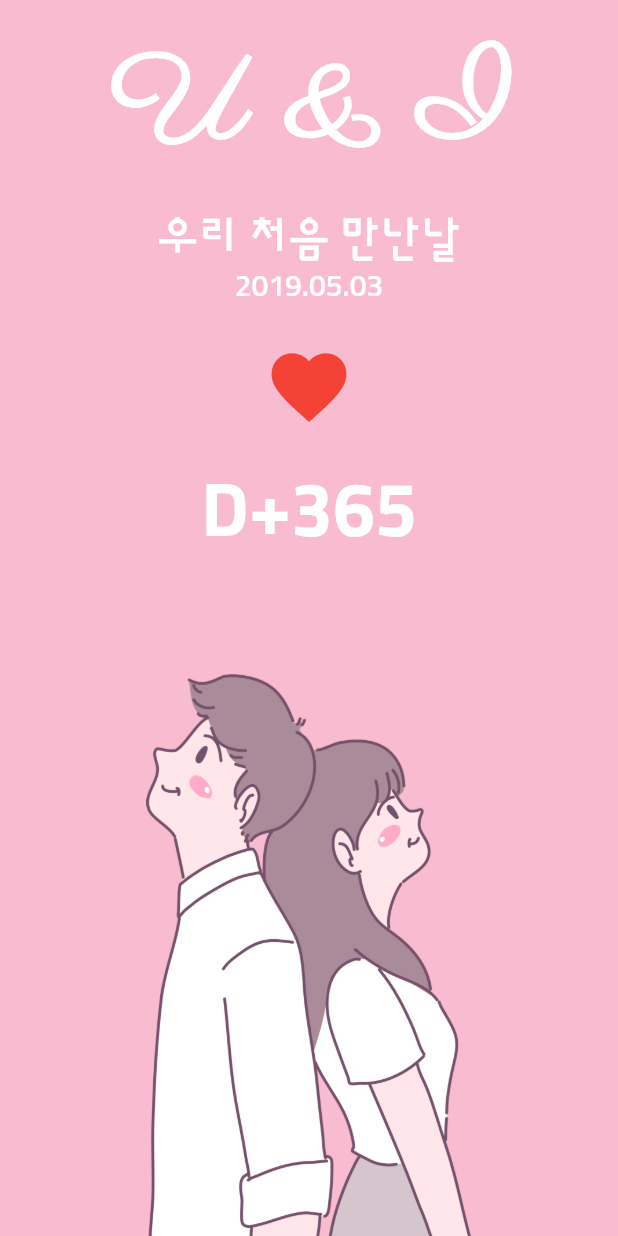
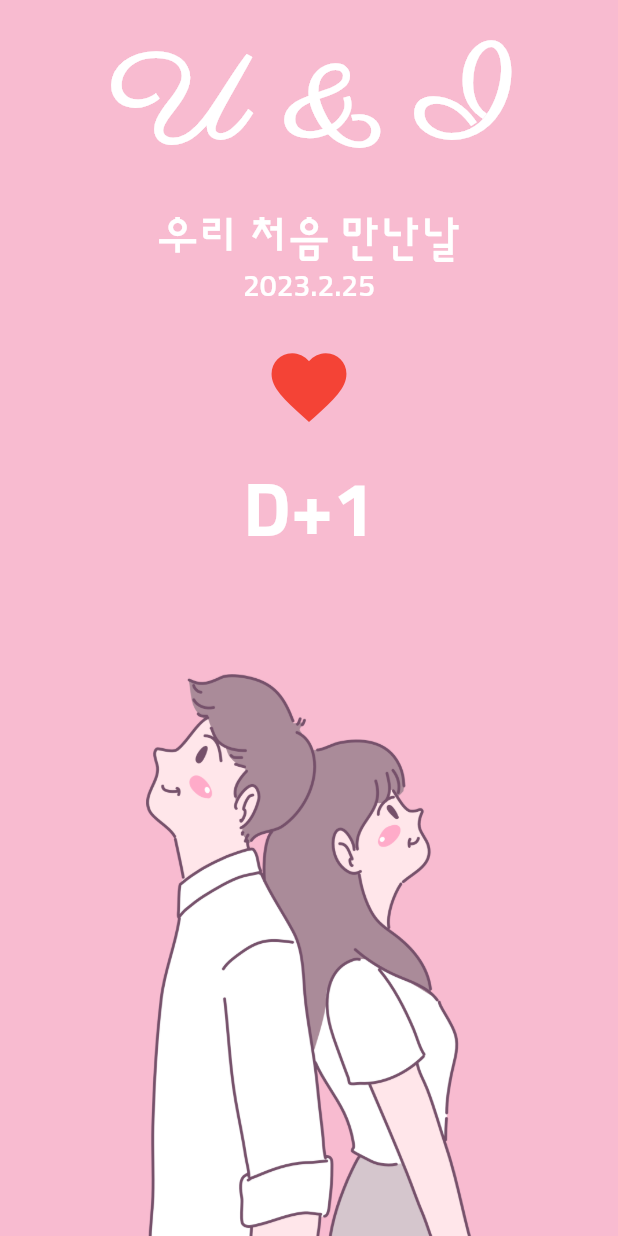
Before and after one commit to ShinHeeJin/flutterCodeFactory, a Flutter app: the screen it shows after launch, after a tap on the "favorite" icon, on a phone screen of 412 x 824 dp. Run offline on Flutter 3.47's test engine with Material 2 defaults, Android fonts, the phone set to English and light mode, and no system bars; our stand-ins replace webview_flutter.

```diff
--- a/lib/screen/u_n_i_home_screen.dart
+++ b/lib/screen/u_n_i_home_screen.dart
@@ -11,7 +11,9 @@ class _UnIHomeScreenState extends State<UnIHomeScreen> {
   DateTime firstDay = DateTime.now();
 
   void onHeartPressed() {
-    print("클릭");
+    setState(() {
+      firstDay = firstDay.subtract(const Duration(days: 1));
+    });
   }
 
   @override
@@ -27,6 +29,7 @@ class _UnIHomeScreenState extends State<UnIHomeScreen> {
           children: [
             _DDay(
               onHeartPressed: onHeartPressed,
+              firstDay: firstDay,
             ),
             _CoupleImage(),
           ],
@@ -38,22 +41,35 @@ class _UnIHomeScreenState extends State<UnIHomeScreen> {
 
 class _DDay extends StatelessWidget {
   final GestureTapCallback onHeartPressed;
+  final DateTime firstDay;
+
   const _DDay({
     required this.onHeartPressed,
+    required this.firstDay,
   });
 
   @override
   Widget build(BuildContext context) {
     final textTheme = Theme.of(context).textTheme;
+    final now = DateTime.now();
 
     return Expanded(
       child: Column(
         children: [
           const SizedBox(height: 16.0),
-          Text("U & I", style: textTheme.displayLarge),
+          Text(
+            "U & I",
+            style: textTheme.displayLarge,
+          ),
           const SizedBox(height: 16.0),
-          Text("우리 처음 만난날", style: textTheme.bodyLarge),
-          Text("2019.05.03", style: textTheme.bodyMedium),
+          Text(
+            "우리 처음 만난날",
+            style: textTheme.bodyLarge,
+          ),
+          Text(
+            '${firstDay.year}.${firstDay.month}.${firstDay.day}',
+            style: textTheme.bodyMedium,
+          ),
           const SizedBox(height: 16.0),
           IconButton(
             onPressed: onHeartPressed,
@@ -64,7 +80,10 @@ class _DDay extends StatelessWidget {
             color: Colors.red,
           ),
           const SizedBox(height: 16.0),
-          Text("D+365", style: textTheme.displayMedium)
+          Text(
+            'D+${DateTime(now.year, now.month, now.day).difference(firstDay).inDays + 1}',
+            style: textTheme.displayMedium,
+          )
         ],
       ),
     );
```
